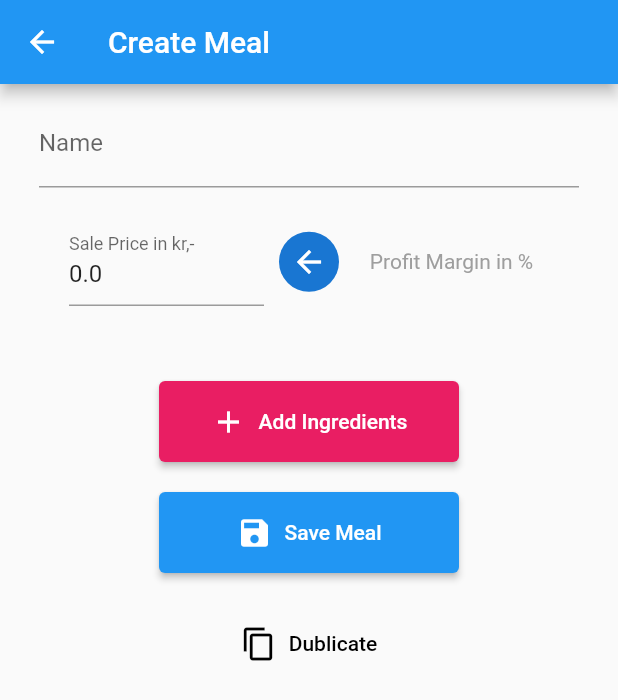
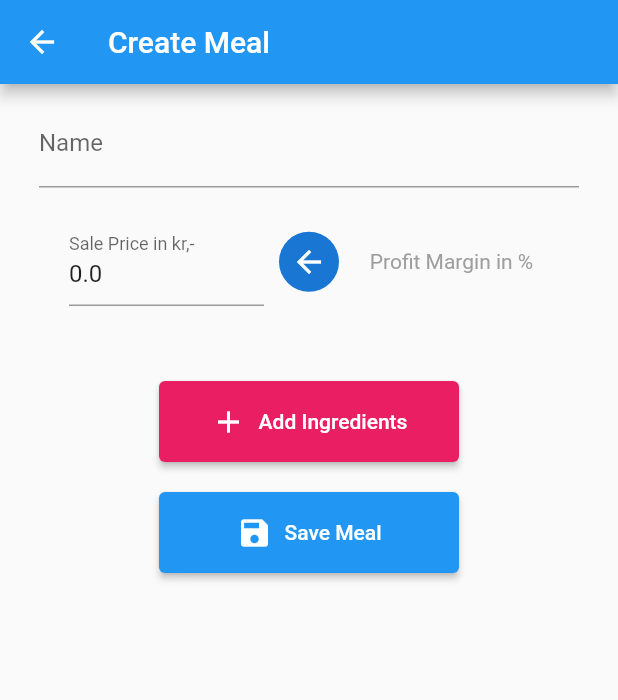
Before and after one commit to jaco2716/MealProfitCalculator, a Flutter app: the SingleMeal screen opened directly with empty values, after a tap on the "edit" icon, on a phone screen of 412 x 824 dp. Shown: the top 700 px of the screen. Run offline on Flutter 3.47's test engine with Material 2 defaults, Android fonts, the phone set to English and light mode, and no system bars; our stand-ins replace cloud_firestore, firebase_auth, firebase_core, fl_chart, flutter_colorpicker, percent_indicator; accounts and stored records are empty; network calls fail.

Commit message:
final touches

```diff
--- a/lib/CreateMeal.dart
+++ b/lib/CreateMeal.dart
@@ -191,19 +191,19 @@ class _CreateMealState extends State<CreateMeal> {
                         label: Text('Save Meal'),
                         onPressed: () => _saveMeal(false)),
                   ),
-                  SizedBox(
-                    height: 20,
-                  ),
-                  widget.editMode ?? false
-                      ? Container(
-                          width: 200,
-                          child: FlatButton.icon(
-                              icon: Icon(Icons.copy),
-                              padding: EdgeInsets.all(15),
-                              label: Text('Dublicate'),
-                              onPressed: () => _saveMeal(true)),
-                        )
-                      : Center(),
+                  // SizedBox(
+                  //   height: 20,
+                  // ),
+                  // widget.editMode ?? false
+                  //     ? Container(
+                  //         width: 200,
+                  //         child: FlatButton.icon(
+                  //             icon: Icon(Icons.copy),
+                  //             padding: EdgeInsets.all(15),
+                  //             label: Text('Dublicate'),
+                  //             onPressed: () => _saveMeal(true)),
+                  //       )
+                  //     : Center(),
                   SizedBox(
                     height: 50,
                   ),
--- a/pubspec.yaml
+++ b/pubspec.yaml
@@ -39,6 +39,7 @@ dev_dependencies:
   flutter_test:
     sdk: flutter
   flutter_launcher_icons: "^0.8.0"
+
 
 flutter_icons:
   android: "launcher_icon"
```
Also changed, not shown: lib/SingleMeal.dart (+91 -89 lines).
